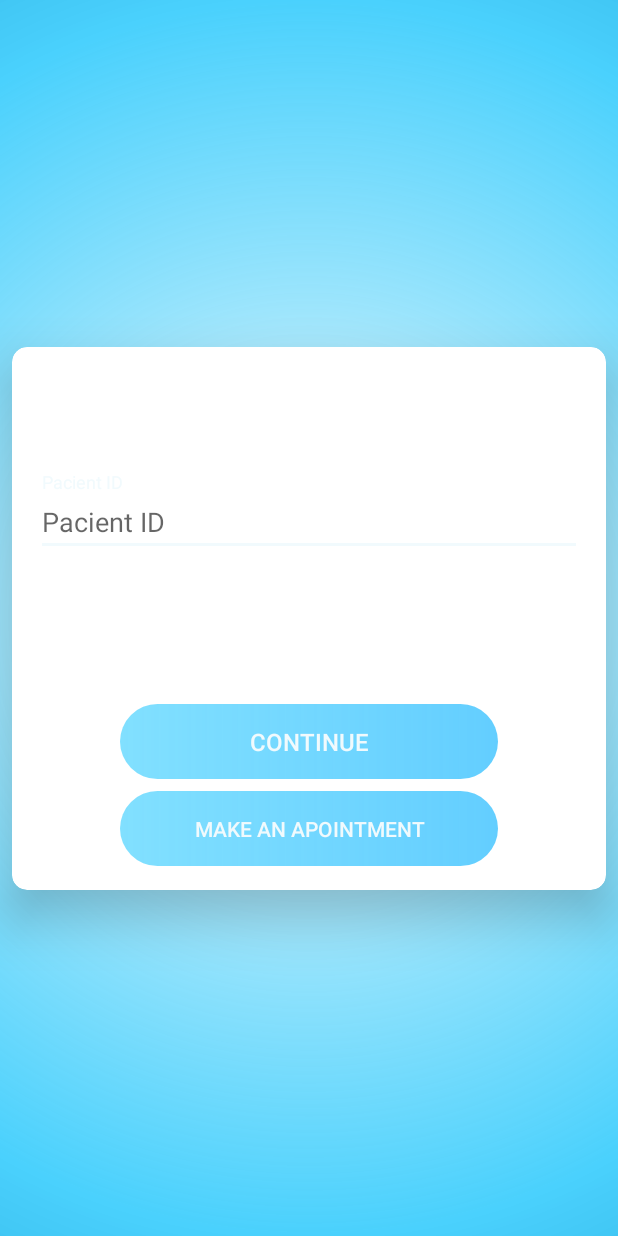
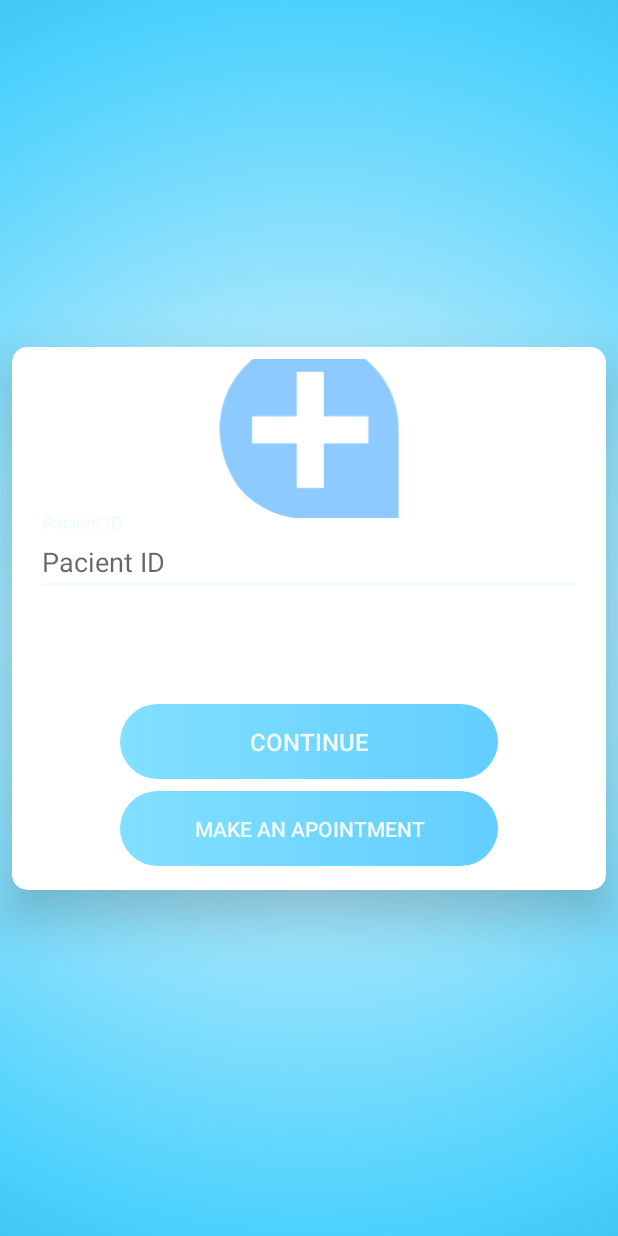
Before and after one commit to luiginic/ClientHTTP, an Android app: the screen it shows after launch (LoginActivity), on a phone screen of 412 x 824 dp. Run offline under Robolectric (Android 15) with nearby library versions, the phone set to English and light mode, and no system bars.

```diff
--- a/app/src/main/res/layout/activity_loading_screen.xml
+++ b/app/src/main/res/layout/activity_loading_screen.xml
@@ -9,16 +9,18 @@
     <ProgressBar
         android:id="@+id/progressBar"
         style="?android:attr/progressBarStyleHorizontal"
-        android:indeterminate="true"
-        android:indeterminateTint="@color/anotherColor"
         android:layout_width="0dp"
         android:layout_height="wrap_content"
         android:layout_marginStart="64dp"
+        android:layout_marginTop="25dp"
         android:layout_marginEnd="64dp"
         android:layout_marginBottom="223dp"
+        android:indeterminate="true"
+        android:indeterminateTint="@color/anotherColor"
         app:layout_constraintBottom_toBottomOf="parent"
         app:layout_constraintEnd_toEndOf="parent"
-        app:layout_constraintStart_toStartOf="parent" />
+        app:layout_constraintStart_toStartOf="parent"
+        app:layout_constraintTop_toBottomOf="@+id/logo" />
 
     <ImageView
         android:id="@+id/logo"
--- a/app/src/main/res/layout/activity_login.xml
+++ b/app/src/main/res/layout/activity_login.xml
@@ -39,25 +39,39 @@
                 app:layout_constraintTop_toTopOf="parent">
 
                 <android.support.design.widget.TextInputLayout
+                    android:id="@+id/textInputLayout"
                     android:layout_width="0dp"
                     android:layout_height="wrap_content"
                     android:layout_marginStart="8dp"
-                    android:layout_marginTop="8dp"
                     android:layout_marginEnd="8dp"
-                    android:layout_marginBottom="8dp"
+                    android:layout_marginBottom="48dp"
                     app:layout_constraintBottom_toBottomOf="parent"
                     app:layout_constraintEnd_toEndOf="parent"
-                    app:layout_constraintStart_toStartOf="parent"
-                    app:layout_constraintTop_toTopOf="parent">
+                    app:layout_constraintStart_toStartOf="parent">
 
                     <android.support.design.widget.TextInputEditText
                         android:id="@+id/pacient_id"
                         android:layout_width="match_parent"
                         android:layout_height="wrap_content"
                         android:hint="@string/pacient_id"
-                        android:inputType="text"
-                        />
+                        android:inputType="text" />
                 </android.support.design.widget.TextInputLayout>
+
+                <ImageView
+                    android:id="@+id/imageView"
+                    android:layout_width="wrap_content"
+                    android:layout_height="wrap_content"
+                    android:layout_marginStart="8dp"
+                    android:layout_marginTop="8dp"
+                    android:layout_marginEnd="8dp"
+                    android:layout_marginBottom="18dp"
+                    android:contentDescription="@string/this_is_the_logo"
+                    app:layout_constraintBottom_toTopOf="@+id/textInputLayout"
+                    app:layout_constraintEnd_toEndOf="parent"
+                    app:layout_constraintStart_toStartOf="parent"
+                    app:layout_constraintTop_toTopOf="parent"
+                    app:srcCompat="@drawable/logo_icon" />
+
             </android.support.constraint.ConstraintLayout>
 
             <android.support.constraint.ConstraintLayout
--- a/app/src/main/res/values/strings.xml
+++ b/app/src/main/res/values/strings.xml
@@ -23,4 +23,5 @@
     </string>
     <string name="pacient_id">Pacient ID</string>
     <string name="continueBtn">Continue</string>
+    <string name="log_in">Log in</string>
 </resources>
```
